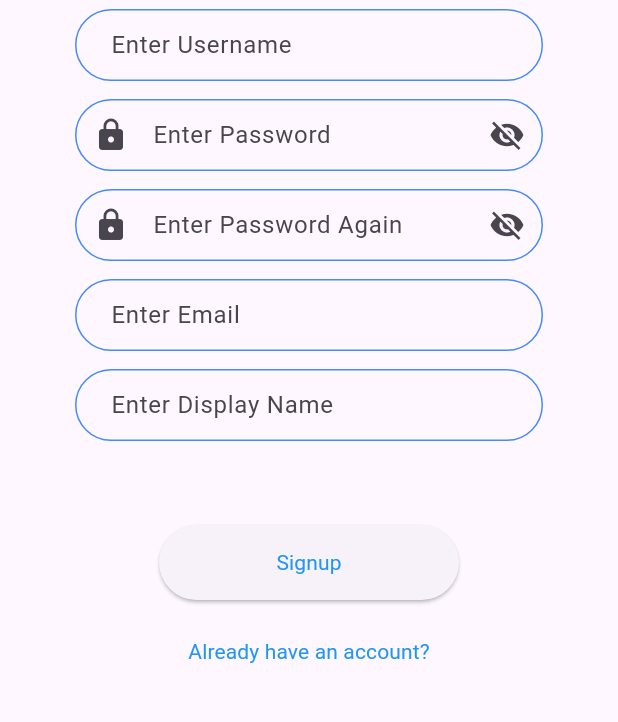
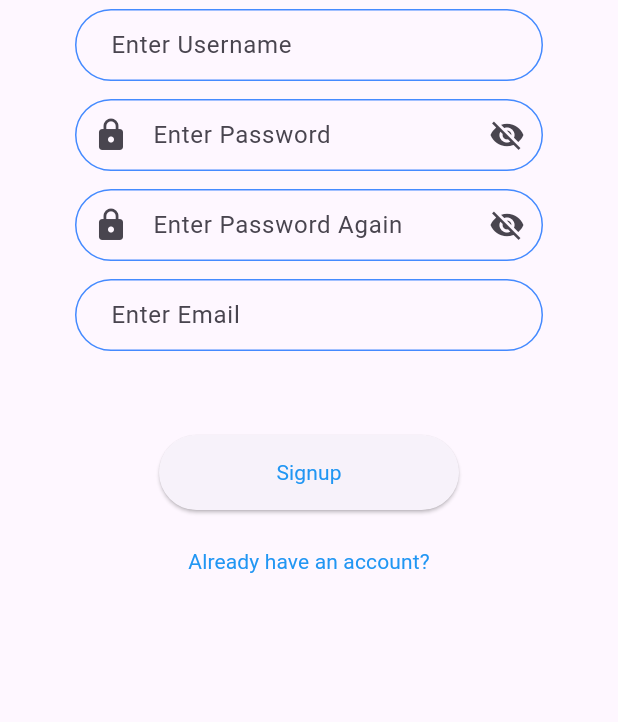
Before and after one commit to ragnar-lothbrok/quicktask_flutter, a Flutter app: the screen it shows after launch, after a tap on "Signup?", after a tap on "Signup", on a phone screen of 412 x 824 dp, the part 225-947 px from its top. Run offline on Flutter 3.47's test engine with Material 3 defaults, Android fonts, the phone set to English and light mode, and no system bars; our stand-ins replace awesome_dialog, parse_server_sdk_flutter; network calls fail.

```diff
--- a/lib/screens/login.dart
+++ b/lib/screens/login.dart
@@ -18,13 +18,7 @@ class User {
   String email;
   String password;
 
-  String displayName;
-
-  User(
-      {required this.username,
-      required this.email,
-      required this.password,
-      required this.displayName});
+  User({required this.username, required this.email, required this.password});
 }
 
 class _LoginState extends State<Login> {
@@ -35,8 +29,6 @@ class _LoginState extends State<Login> {
   final TextEditingController _rePasswordController =
       TextEditingController(text: '');
   final TextEditingController _emailController =
-      TextEditingController(text: '');
-  final TextEditingController _displayNameController =
       TextEditingController(text: '');
   bool login1 = true;
   HelperService helperService = HelperService();
@@ -190,27 +182,6 @@ class _LoginState extends State<Login> {
         ),
       ),
       Container(
-        height: height,
-        padding: padding,
-        alignment: Alignment.center,
-        child: TextFormField(
-          controller: _displayNameController,
-          keyboardType: TextInputType.name,
-          decoration: const InputDecoration(
-            labelText: 'Enter Display Name',
-            contentPadding:
-                EdgeInsets.symmetric(vertical: 10.0, horizontal: 20.0),
-            border: OutlineInputBorder(
-              borderRadius: BorderRadius.all(Radius.circular(32.0)),
-            ),
-            enabledBorder: OutlineInputBorder(
-              borderSide: BorderSide(color: Colors.blueAccent, width: 1.0),
-              borderRadius: BorderRadius.all(Radius.circular(32.0)),
-            ),
-          ),
-        ),
-      ),
-      Container(
         padding: const EdgeInsets.fromLTRB(0, 50, 0, 10),
         child: ElevatedButton(
           style: ButtonStyle(
@@ -221,7 +192,6 @@ class _LoginState extends State<Login> {
             String password = _passwordController.text;
             String rePassword = _rePasswordController.text;
             String email = _emailController.text.trim().toLowerCase();
-            String displayName = _displayNameController.text.trim();
             if (password != rePassword) {
               helperService.showMessage(
                   context, 'Password and Re-password do not match.',
@@ -241,17 +211,13 @@ class _LoginState extends State<Login> {
               return;
             }
 
-            User user = User(
-                username: username,
-                email: email,
-                password: password,
-                displayName: displayName);
+            User user =
+                User(username: username, email: email, password: password);
             signup(user).then((success) {
               if (success) {
                 _passwordController.clear();
                 _rePasswordController.clear();
                 _emailController.clear();
-                _displayNameController.clear();
                 setState(() {
                   login1 = true;
                 });
```
